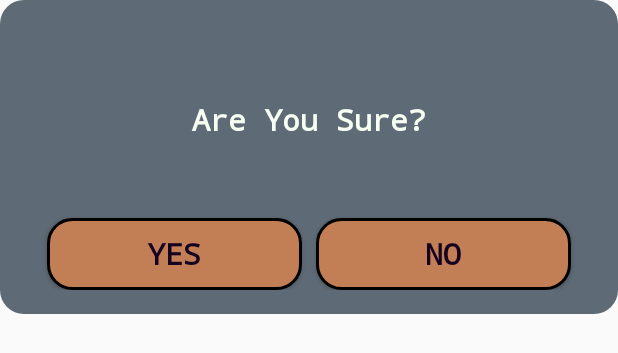
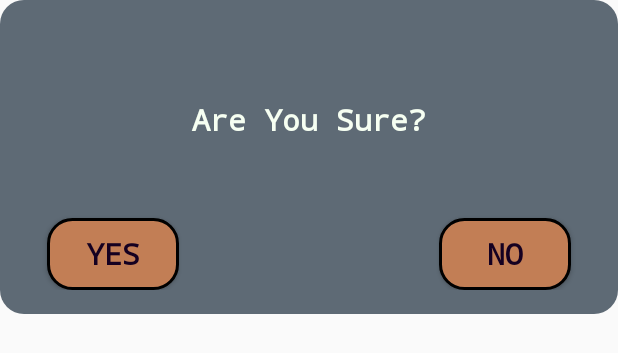
Before and after one commit to idkneel/Cabinet-Chef, an Android app: the layout are_you_sure_popup.xml on its own in the app's theme, with its tools: preview values and no code run, on a phone screen of 412 x 824 dp. Shown: the top 353 px of the screen. Run offline under Robolectric (Android 15) with nearby library versions, the phone set to English and light mode, and no system bars.

Commit message:
fix stuffs

```diff
--- a/app/src/main/res/layout/are_you_sure_popup.xml
+++ b/app/src/main/res/layout/are_you_sure_popup.xml
@@ -23,7 +23,7 @@
 
     <Button
         android:id="@+id/confirmNo"
-        android:layout_width="170dp"
+        android:layout_width="wrap_content"
         android:layout_height="wrap_content"
         android:layout_marginTop="2dp"
         android:layout_marginEnd="15dp"
@@ -32,13 +32,13 @@
         android:textStyle="bold"
         android:textColor="@color/Light.Mode.Text"
         android:typeface="monospace"
-        android:text="@string/no"
+        android:text= "@string/no"
         android:layout_below="@+id/areYouSureTxt"
         android:layout_alignParentEnd="true"/>
 
     <Button
         android:id="@+id/confirmYes"
-        android:layout_width="170dp"
+        android:layout_width="wrap_content"
         android:layout_height="wrap_content"
         android:layout_below="@+id/areYouSureTxt"
         android:layout_alignParentStart="true"
--- a/app/src/main/res/values/strings.xml
+++ b/app/src/main/res/values/strings.xml
@@ -60,7 +60,7 @@
     <string name="done_cooking">Done Cooking</string>
     <string name="are_you_sure">Are You Sure?</string>
     <string name="no">No</string>
-    <string name="yes">yes</string>
+    <string name="yes">Yes</string>
     <string name="toggle_color_theme">Toggle Color Theme</string>
     <string name="recipe_image">recipeImage\n</string>
 </resources>
```
Also changed, not shown: app/src/main/res/layout/activity_login.xml (+11 -8 lines).
